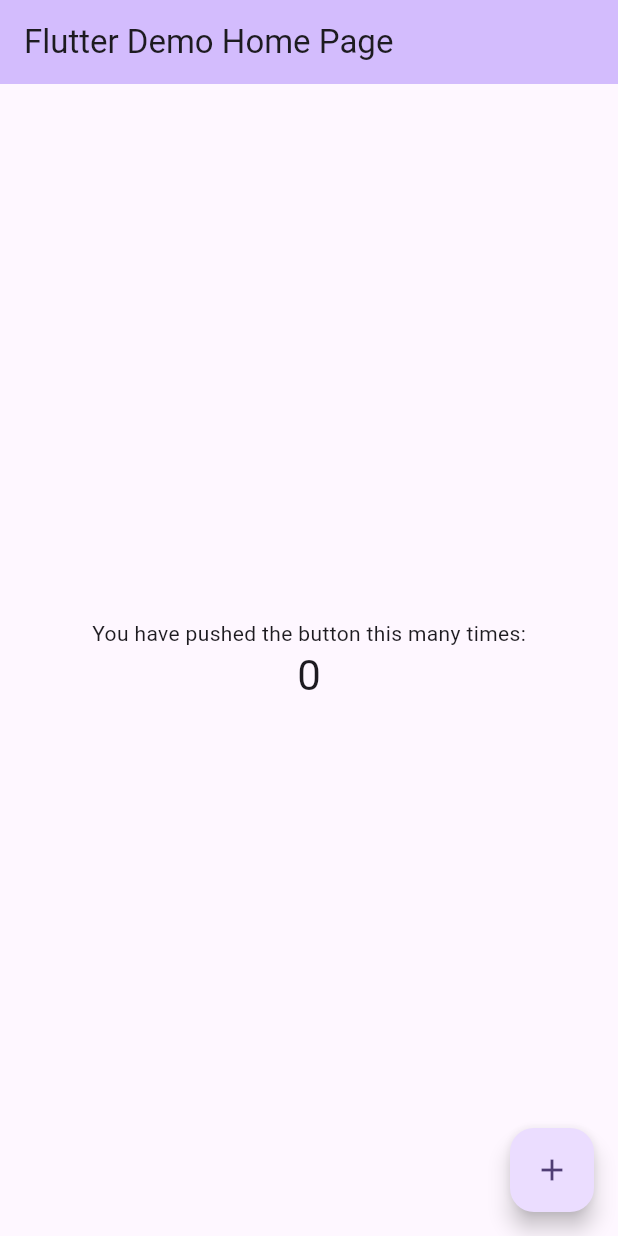
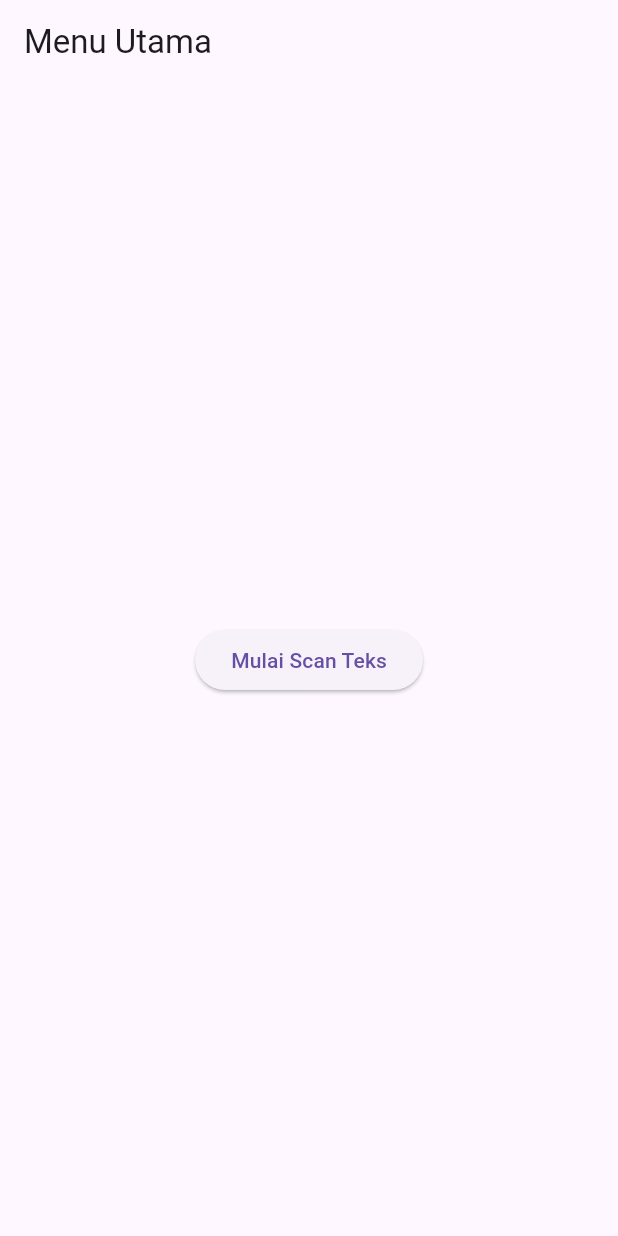
Before and after one commit to ivanrizalahmadi/ocr_sederhana, a Flutter app: the screen it shows after launch, on a phone screen of 412 x 824 dp. Run offline on Flutter 3.47's test engine with Material 3 defaults, Android fonts, the light colour scheme and no system bars; our stand-ins replace camera; missing offline and left inert: google_mlkit_text_recognition.

Commit message:
Praktikum OCR dan perubahan file file

```diff
--- a/lib/main.dart
+++ b/lib/main.dart
@@ -1,4 +1,5 @@
 import 'package:flutter/material.dart';
+import 'screens/home_screen.dart';
 
 void main() {
   runApp(const MyApp());
@@ -7,116 +8,13 @@ void main() {
 class MyApp extends StatelessWidget {
   const MyApp({super.key});
 
-  // This widget is the root of your application.
   @override
   Widget build(BuildContext context) {
     return MaterialApp(
-      title: 'Flutter Demo',
-      theme: ThemeData(
-        // This is the theme of your application.
-        //
-        // TRY THIS: Try running your application with "flutter run". You'll see
-        // the application has a purple toolbar. Then, without quitting the app,
-        // try changing the seedColor in the colorScheme below to Colors.green
-        // and then invoke "hot reload" (save your changes or press the "hot
-        // reload" button in a Flutter-supported IDE, or press "r" if you used
-        // the command line to start the app).
-        //
-        // Notice that the counter didn't reset back to zero; the application
-        // state is not lost during the reload. To reset the state, use hot
-        // restart instead.
-        //
-        // This works for code too, not just values: Most code changes can be
-        // tested with just a hot reload.
-        colorScheme: ColorScheme.fromSeed(seedColor: Colors.deepPurple),
-      ),
-      home: const MyHomePage(title: 'Flutter Demo Home Page'),
+      title: 'OCR Sederhana',
+      theme: ThemeData(primarySwatch: Colors.blue),
+      home: const HomeScreen(),
+      debugShowCheckedModeBanner: false,
     );
   }
 }
-
-class MyHomePage extends StatefulWidget {
-  const MyHomePage({super.key, required this.title});
-
-  // This widget is the home page of your application. It is stateful, meaning
-  // that it has a State object (defined below) that contains fields that affect
-  // how it looks.
-
-  // This class is the configuration for the state. It holds the values (in this
-  // case the title) provided by the parent (in this case the App widget) and
-  // used by the build method of the State. Fields in a Widget subclass are
-  // always marked "final".
-
-  final String title;
-
-  @override
-  State<MyHomePage> createState() => _MyHomePageState();
-}
-
-class _MyHomePageState extends State<MyHomePage> {
-  int _counter = 0;
-
-  void _incrementCounter() {
-    setState(() {
-      // This call to setState tells the Flutter framework that something has
-      // changed in this State, which causes it to rerun the build method below
-      // so that the display can reflect the updated values. If we changed
-      // _counter without calling setState(), then the build method would not be
-      // called again, and so nothing would appear to happen.
-      _counter++;
-    });
-  }
-
-  @override
-  Widget build(BuildContext context) {
-    // This method is rerun every time setState is called, for instance as done
-    // by the _incrementCounter method above.
-    //
-    // The Flutter framework has been optimized to make rerunning build methods
-    // fast, so that you can just rebuild anything that needs updating rather
-    // than having to individually change instances of widgets.
-    return Scaffold(
-      appBar: AppBar(
-        // TRY THIS: Try changing the color here to a specific color (to
-        // Colors.amber, perhaps?) and trigger a hot reload to see the AppBar
-        // change color while the other colors stay the same.
-        backgroundColor: Theme.of(context).colorScheme.inversePrimary,
-        // Here we take the value from the MyHomePage object that was created by
-        // the App.build method, and use it to set our appbar title.
-        title: Text(widget.title),
-      ),
-      body: Center(
-        // Center is a layout widget. It takes a single child and positions it
-        // in the middle of the parent.
-        child: Column(
-          // Column is also a layout widget. It takes a list of children and
-          // arranges them vertically. By default, it sizes itself to fit its
-          // children horizontally, and tries to be as tall as its parent.
-          //
-          // Column has various properties to control how it sizes itself and
-          // how it positions its children. Here we use mainAxisAlignment to
-          // center the children vertically; the main axis here is the vertical
-          // axis because Columns are vertical (the cross axis would be
-          // horizontal).
-          //
-          // TRY THIS: Invoke "debug painting" (choose the "Toggle Debug Paint"
-          // action in the IDE, or press "p" in the console), to see the
-          // wireframe for each widget.
-          mainAxisAlignment: MainAxisAlignment.center,
-          children: <Widget>[
-            const Text('You have pushed the button this many times:'),
-            Text(
-              '$_counter',
-              style: Theme.of(context).textTheme.headlineMedium,
-            ),
-          ],
-        ),
-      ),
-      floatingActionButton: FloatingActionButton(
-        onPressed: _incrementCounter,
-        tooltip: 'Increment',
-        child: const Icon(Icons.add),
-      ), // This trailing comma makes auto-formatting nicer for build methods.
-    );
-  }
-}
--- /dev/null
+++ b/lib/screens/home_screen.dart
@@ -0,0 +1,24 @@
+import 'package:flutter/material.dart';
+import 'scan_screen.dart';
+
+class HomeScreen extends StatelessWidget {
+  const HomeScreen({super.key});
+
+  @override
+  Widget build(BuildContext context) {
+    return Scaffold(
+      appBar: AppBar(title: const Text('Menu Utama')),
+      body: Center(
+        child: ElevatedButton(
+          onPressed: () {
+            Navigator.push(
+              context,
+              MaterialPageRoute(builder: (_) => const ScanScreen()),
+            );
+          },
+          child: const Text('Mulai Scan Teks'),
+        ),
+      ),
+    );
+  }
+}
--- a/pubspec.yaml
+++ b/pubspec.yaml
@@ -32,6 +32,10 @@ dependencies:
     sdk: flutter
 
   # The following adds the Cupertino Icons font to your application.
+  google_mlkit_text_recognition: ^0.10.0
+  camera: ^0.10.5+5
+  path_provider: ^2.1.2
+  path: ^1.8.3
   # Use with the CupertinoIcons class for iOS style icons.
   cupertino_icons: ^1.0.8
 
```
Also changed, not shown: lib/screens/result_screen.dart (added, +25 -0 lines), lib/screens/scan_screen.dart (added, +118 -0 lines), lib/screens/splash_screen.dart (added, +43 -0 lines), pubspec.lock, 3 other files.
